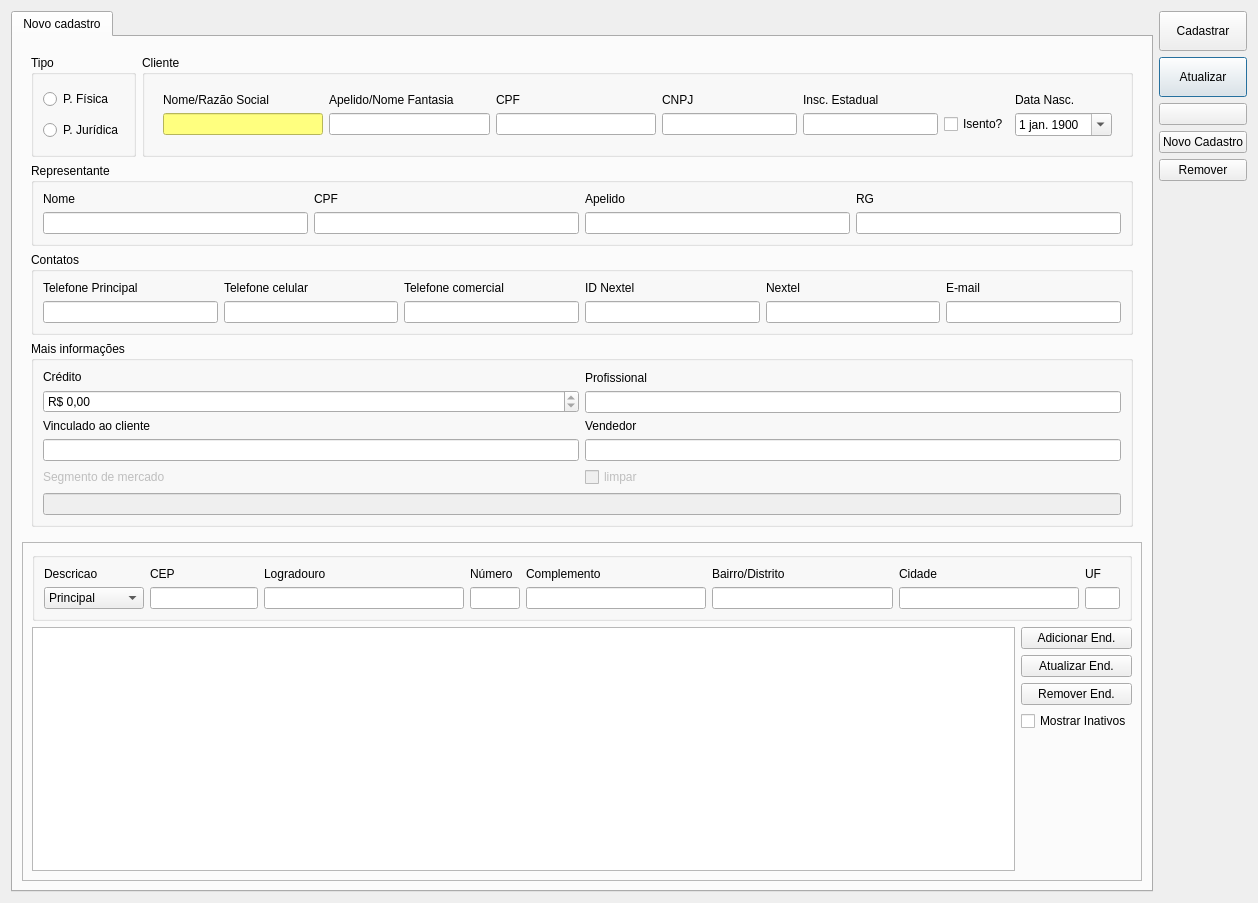
The window that ui/cadastrocliente.ui (darktorres/ERP-STACCATO) describes before a commit, drawn with Qt 5.
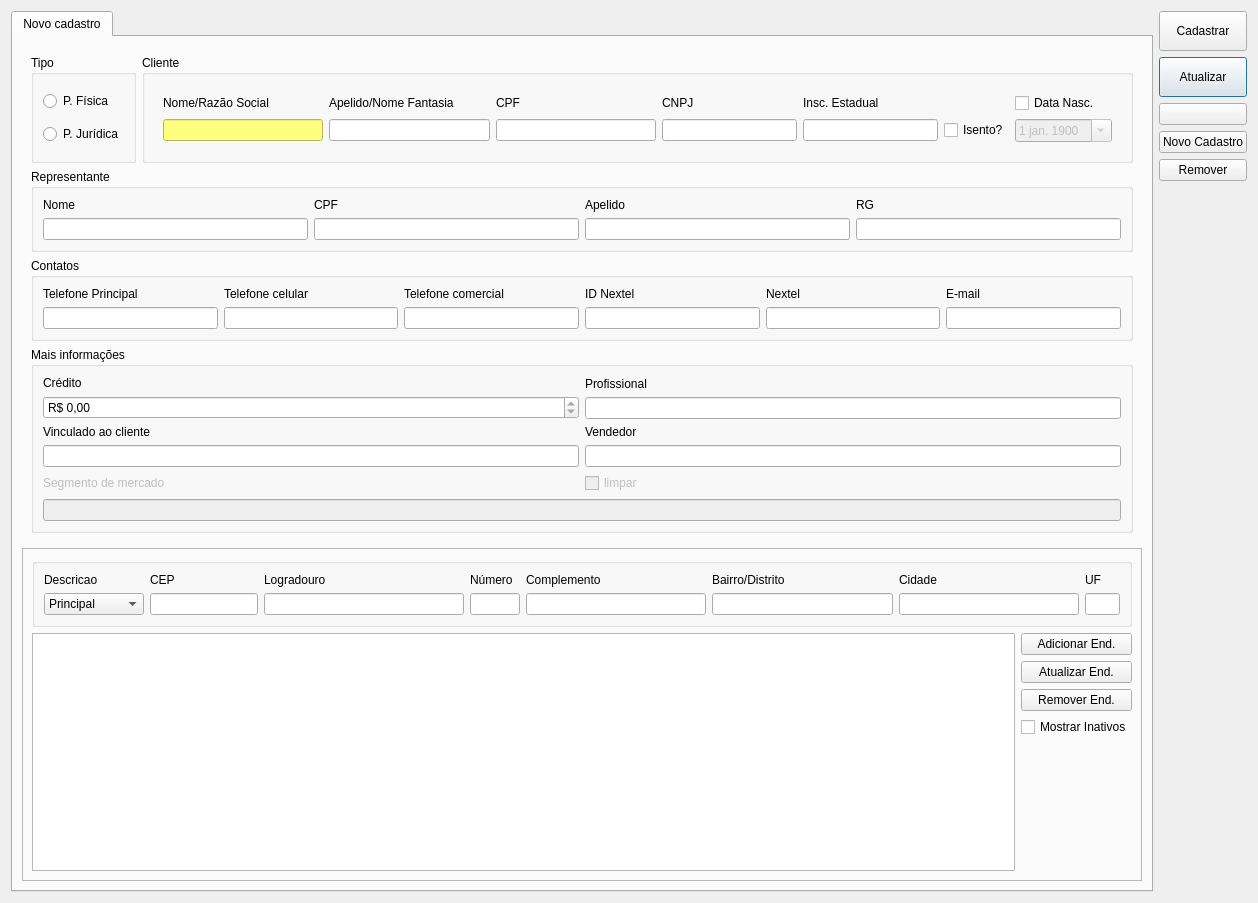
The same window after the commit. Icons and pictures are not drawn. Custom widgets are drawn as their Qt base class.

```diff
--- a/ui/cadastrocliente.ui
+++ b/ui/cadastrocliente.ui
@@ -122,7 +122,10 @@
                 <widget class="QWidget" name="widgetPJ" native="true">
                  <layout class="QGridLayout" name="gridLayout_13">
                   <item row="2" column="6">
-                   <widget class="QDateEdit" name="dateEdit">
+                   <widget class="QDateEdit" name="dateEditDataNasc">
+                    <property name="enabled">
+                     <bool>false</bool>
+                    </property>
                     <property name="accessibleName">
                      <string>Data Nascimento</string>
                     </property>
@@ -138,13 +141,6 @@
                     </property>
                    </widget>
                   </item>
-                  <item row="0" column="6">
-                   <widget class="QLabel" name="labelDataNasc">
-                    <property name="text">
-                     <string>Data Nasc.</string>
-                    </property>
-                   </widget>
-                  </item>
                   <item row="2" column="1">
                    <widget class="QLineEdit" name="lineEditNomeFantasia">
                     <property name="minimumSize">
@@ -274,6 +270,13 @@
                     </property>
                    </widget>
                   </item>
+                  <item row="0" column="6">
+                   <widget class="QCheckBox" name="checkBoxDataNasc">
+                    <property name="text">
+                     <string>Data Nasc.</string>
+                    </property>
+                   </widget>
+                  </item>
                  </layout>
                 </widget>
                </item>
```
Left out of the diff: 2 changed lines with no effect on the pictures.
